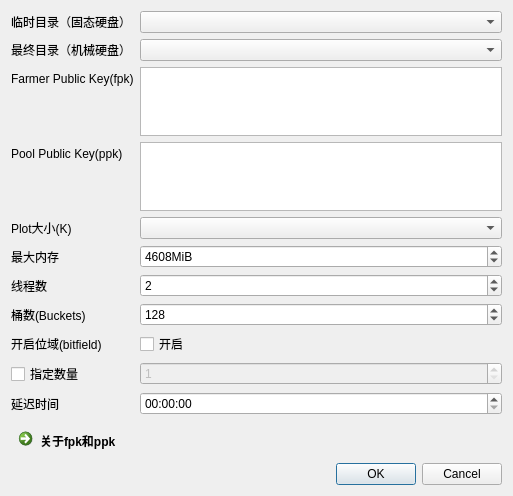
Above: ui/CreatePlotDialog.ui from penglecn/ChiaTools before the change. Below: the same form after it.
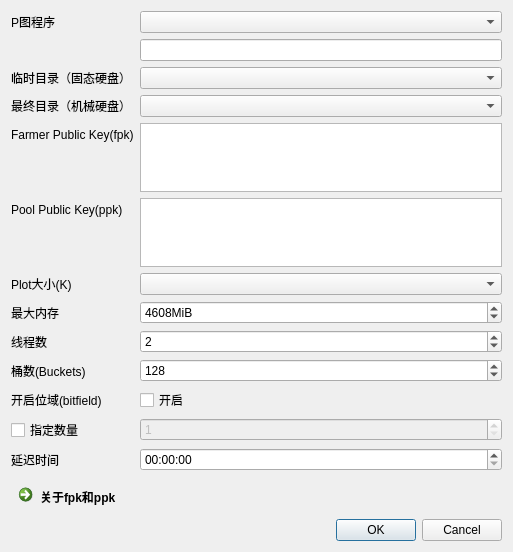
That is the form after the change.

Commit message: 可以选择P图程序

```diff
--- a/ui/CreatePlotDialog.ui
+++ b/ui/CreatePlotDialog.ui
@@ -7,7 +7,7 @@
     <x>0</x>
     <y>0</y>
     <width>513</width>
-    <height>480</height>
+    <height>506</height>
    </rect>
   </property>
   <property name="windowTitle">
@@ -16,51 +16,51 @@
   <layout class="QVBoxLayout" name="verticalLayout">
    <item>
     <layout class="QFormLayout" name="formLayout">
-     <item row="0" column="0">
+     <item row="3" column="0">
       <widget class="QLabel" name="label">
        <property name="text">
         <string>临时目录（固态硬盘）</string>
        </property>
       </widget>
      </item>
-     <item row="0" column="1">
+     <item row="3" column="1">
       <widget class="QComboBox" name="comboSSD"/>
      </item>
-     <item row="1" column="0">
+     <item row="4" column="0">
       <widget class="QLabel" name="label_5">
        <property name="text">
         <string>最终目录（机械硬盘）</string>
        </property>
       </widget>
      </item>
-     <item row="1" column="1">
+     <item row="4" column="1">
       <widget class="QComboBox" name="comboHDD"/>
      </item>
-     <item row="2" column="0">
+     <item row="5" column="0">
       <widget class="QLabel" name="label_2">
        <property name="text">
         <string>Farmer Public Key(fpk)</string>
        </property>
       </widget>
      </item>
-     <item row="2" column="1">
+     <item row="5" column="1">
       <widget class="QTextEdit" name="editFpk"/>
      </item>
-     <item row="4" column="0">
+     <item row="7" column="0">
       <widget class="QLabel" name="label_3">
        <property name="text">
         <string>Pool Public Key(ppk)</string>
        </property>
       </widget>
      </item>
-     <item row="4" column="1">
+     <item row="7" column="1">
       <widget class="QTextEdit" name="editPpk">
        <property name="sizeAdjustPolicy">
         <enum>QAbstractScrollArea::AdjustIgnored</enum>
        </property>
       </widget>
      </item>
-     <item row="10" column="1">
+     <item row="13" column="1">
       <widget class="QSpinBox" name="spinNumber">
        <property name="enabled">
         <bool>false</bool>
@@ -73,28 +73,28 @@
        </property>
       </widget>
      </item>
-     <item row="11" column="0">
+     <item row="14" column="0">
       <widget class="QLabel" name="label_7">
        <property name="text">
         <string>延迟时间</string>
        </property>
       </widget>
      </item>
-     <item row="11" column="1">
+     <item row="14" column="1">
       <widget class="QTimeEdit" name="timeEditDelay">
        <property name="displayFormat">
         <string>HH:mm:ss</string>
        </property>
       </widget>
      </item>
-     <item row="7" column="0">
+     <item row="10" column="0">
       <widget class="QLabel" name="label_6">
        <property name="text">
         <string>线程数</string>
        </property>
       </widget>
      </item>
-     <item row="7" column="1">
+     <item row="10" column="1">
       <widget class="QSpinBox" name="spinThreadNum">
        <property name="minimum">
         <number>1</number>
@@ -104,14 +104,14 @@
        </property>
       </widget>
      </item>
-     <item row="6" column="0">
+     <item row="9" column="0">
       <widget class="QLabel" name="label_7">
        <property name="text">
         <string>最大内存</string>
        </property>
       </widget>
      </item>
-     <item row="6" column="1">
+     <item row="9" column="1">
       <widget class="QSpinBox" name="spinMemory">
        <property name="suffix">
         <string>MiB</string>
@@ -127,21 +127,21 @@
        </property>
       </widget>
      </item>
-     <item row="10" column="0">
+     <item row="13" column="0">
       <widget class="QCheckBox" name="checkBoxSpecifyCount">
        <property name="text">
         <string>指定数量</string>
        </property>
       </widget>
      </item>
-     <item row="8" column="0">
+     <item row="11" column="0">
       <widget class="QLabel" name="label_4">
        <property name="text">
         <string>桶数(Buckets)</string>
        </property>
       </widget>
      </item>
-     <item row="8" column="1">
+     <item row="11" column="1">
       <widget class="QSpinBox" name="spinBucketNum">
        <property name="minimum">
         <number>1</number>
@@ -154,30 +154,47 @@
        </property>
       </widget>
      </item>
-     <item row="5" column="0">
+     <item row="8" column="0">
       <widget class="QLabel" name="label_8">
        <property name="text">
         <string>Plot大小(K)</string>
        </property>
       </widget>
      </item>
-     <item row="5" column="1">
+     <item row="8" column="1">
       <widget class="QComboBox" name="comboK"/>
      </item>
-     <item row="9" column="0">
+     <item row="12" column="0">
       <widget class="QLabel" name="label_9">
        <property name="text">
         <string>开启位域(bitfield)</string>
        </property>
       </widget>
      </item>
-     <item row="9" column="1">
+     <item row="12" column="1">
       <widget class="QCheckBox" name="checkBoxBitfield">
        <property name="text">
         <string>开启</string>
        </property>
       </widget>
      </item>
+     <item row="0" column="0">
+      <widget class="QLabel" name="label_10">
+       <property name="text">
+        <string>P图程序</string>
+       </property>
+      </widget>
+     </item>
+     <item row="0" column="1">
+      <widget class="QComboBox" name="comboCmdLine"/>
+     </item>
+     <item row="1" column="1">
+      <widget class="QLineEdit" name="lineEditCmdLine">
+       <property name="readOnly">
+        <bool>true</bool>
+       </property>
+      </widget>
+     </item>
     </layout>
    </item>
    <item>
```
The commit also changes 3 other files.
